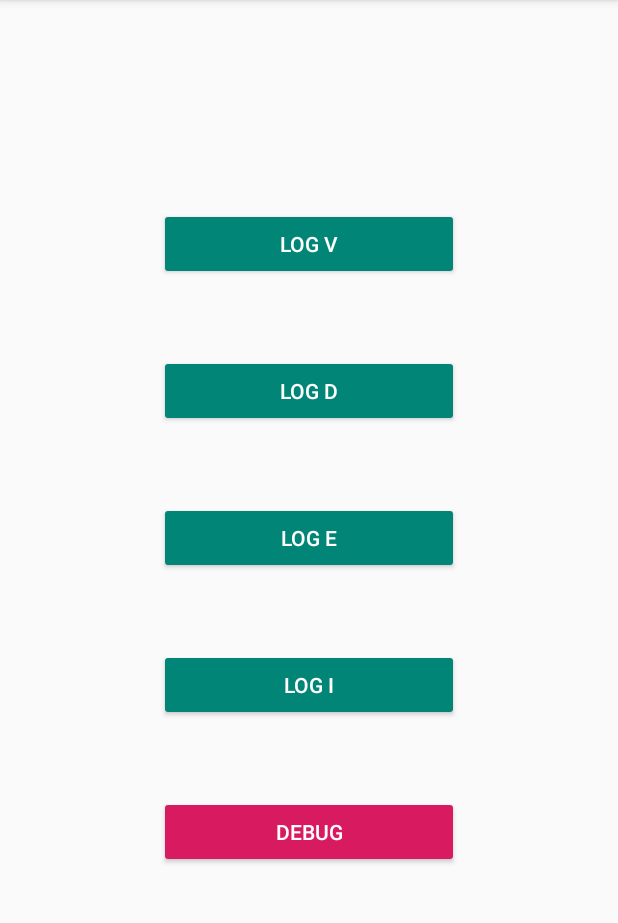
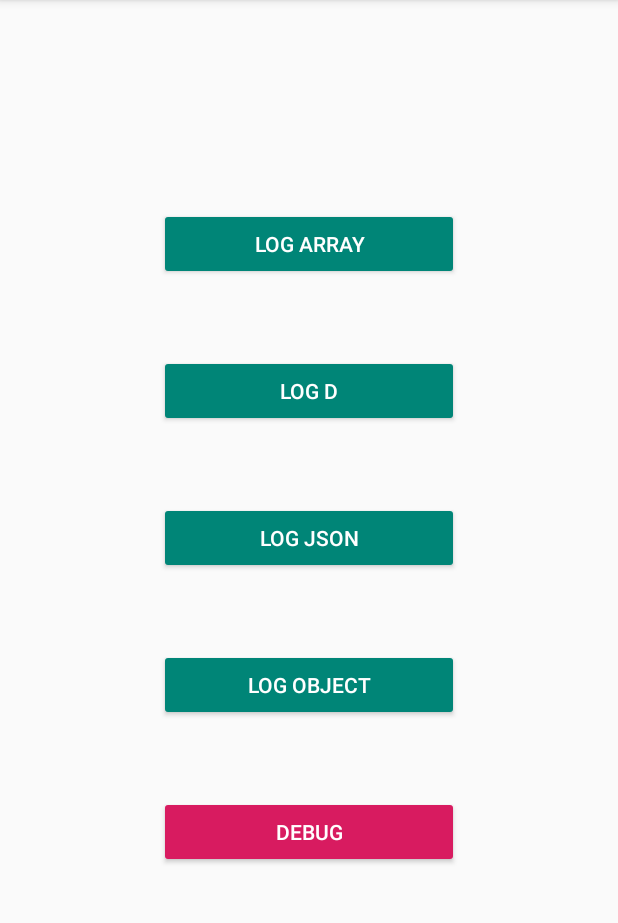
Before and after one commit to chubecode/LogXModule, an Android app: the screen it shows after launch (MainActivity), on a phone screen of 412 x 824 dp, the part 84-1007 px from its top. Run offline under Robolectric (Android 15) with nearby library versions, the phone set to English and light mode, and no system bars; 2 statements that could not run were skipped.

Commit message:
[ADD] more features:   - log Json   - log Array   - log Object

```diff
--- a/app/src/main/java/com/chubecode/testloggingmodule/MainActivity.kt
+++ b/app/src/main/java/com/chubecode/testloggingmodule/MainActivity.kt
@@ -1,10 +1,9 @@
 package com.chubecode.testloggingmodule
 
+import android.os.Bundle
 import androidx.appcompat.app.AppCompatActivity
-import android.os.Bundle
 import com.chubecode.instalogger.InstaLogger
 import com.chubecode.logx.LogX
-import com.chubecode.logx.Logger
 import com.chubecode.toastlogger.ToastLogger
 import kotlinx.android.synthetic.main.activity_main.*
 
@@ -14,29 +13,48 @@ class MainActivity : AppCompatActivity() {
         super.onCreate(savedInstanceState)
         setContentView(R.layout.activity_main)
 
+        //setup logger client
         val toastLogger = ToastLogger("apiKey")
         val instaLogger = InstaLogger("apiKey")
+
+        //set logger client
         LogX.init(
             toastLogger,
-            instaLogger,
-            enable = true
+            instaLogger
         )
+
 
         log_d.setOnClickListener {
             LogX.d("Main", "Tien", "Click", "->LOG D")
         }
-        log_e.setOnClickListener {
-            LogX.e("Main", "Tien", "Click", "->LOG E")
+        log_json.setOnClickListener {
+
+            val json = "{'a':'b','c':{'aa':234,'dd':{'az':12}}}"
+            LogX.e("Main", "Json", json)
+
         }
-        log_v.setOnClickListener {
-            LogX.v("Main", "Tien", "Click", "->LOG V")
+        log_arr.setOnClickListener {
+
+            val pets = arrayOf(
+                Pet("Husky", 5),
+                Pet("Golden", 6),
+                Pet("Puppy", 7),
+                Pet("Pug", 8)
+            )
+            LogX.v("Main", "Array", pets)
+
         }
-        log_i.setOnClickListener {
-            LogX.i("Main", "Tien", "Click", "->LOG I")
+        log_obj.setOnClickListener {
+
+            val pet = Pet("Husky", 5)
+            LogX.i("Main", "Object", pet)
+
         }
         log_debug.setOnClickListener {
+
             //make a ThrowableException
             LogX.sendDebugLog(Throwable(KotlinNullPointerException()))
+
         }
 
 
--- /dev/null
+++ b/app/src/main/java/com/chubecode/testloggingmodule/Pet.kt
@@ -0,0 +1,6 @@
+package com.chubecode.testloggingmodule
+
+/**
+ * Created by ChuTien on ${1/25/2017}.
+ */
+data class Pet(val name: String, val age: Int)
--- a/app/src/main/res/layout/activity_main.xml
+++ b/app/src/main/res/layout/activity_main.xml
@@ -8,12 +8,12 @@
         android:layout_height="match_parent"
         tools:context=".MainActivity">
     <androidx.appcompat.widget.AppCompatButton
-            android:id="@+id/log_v"
+            android:id="@+id/log_arr"
             android:layout_width="200dp"
             android:layout_height="wrap_content"
             android:gravity="center"
             android:layout_gravity="center"
-            android:text="Log V"
+            android:text="Log Array"
             android:theme="@style/Button.Primary"
             android:layout_marginBottom="50dp"
     />
@@ -29,21 +29,21 @@
     />
     <androidx.appcompat.widget.AppCompatButton
             android:layout_width="200dp"
-            android:id="@+id/log_e"
+            android:id="@+id/log_json"
             android:layout_height="wrap_content"
             android:gravity="center"
             android:layout_gravity="center"
-            android:text="Log E"
+            android:text="Log Json"
             android:theme="@style/Button.Primary"
             android:layout_marginBottom="50dp"
     />
     <androidx.appcompat.widget.AppCompatButton
             android:layout_width="200dp"
-            android:id="@+id/log_i"
+            android:id="@+id/log_obj"
             android:layout_height="wrap_content"
             android:gravity="center"
             android:layout_gravity="center"
-            android:text="Log I"
+            android:text="Log Object"
             android:theme="@style/Button.Primary"
             android:layout_marginBottom="50dp"
     />
--- a/instalogger/src/main/java/com/chubecode/instalogger/InstaLogger.kt
+++ b/instalogger/src/main/java/com/chubecode/instalogger/InstaLogger.kt
@@ -10,10 +10,9 @@ import java.lang.StringBuilder
 /**
  * Created by ChuTien on ${1/25/2017}.
  */
-class InstaLogger : Logger {
-    constructor(appKey: String) {
-        //do something init InstaBug
-
+class InstaLogger(appKey: String) : Logger {
+    init {
+        //init config
     }
 
     override fun sendDebugTrackingLog(e: Throwable?) {
@@ -26,8 +25,8 @@ class InstaLogger : Logger {
         }
     }
 
-    override fun sendLog(logLevel: LogLevel, tag: String, msg: String, vararg args: Any?) {
-        Log.v("InstaLogger", "$tag $msg ${args.joinToString(":", ":")}")
+    override fun sendLog(logLevel: LogLevel, tag: String, msg: String) {
+        Log.v("InstaLogger", "$tag $msg")
 
     }
 
--- a/logxcore/build.gradle
+++ b/logxcore/build.gradle
@@ -29,7 +29,6 @@ dependencies {
     implementation fileTree(dir: 'libs', include: ['*.jar'])
 
 
-
     implementation 'androidx.appcompat:appcompat:1.0.2'
     testImplementation 'junit:junit:4.12'
     androidTestImplementation 'androidx.test:runner:1.2.0'
--- a/logxcore/src/main/java/com/chubecode/logx/Logger.kt
+++ b/logxcore/src/main/java/com/chubecode/logx/Logger.kt
@@ -4,6 +4,6 @@ package com.chubecode.logx
  * Created by ChuTien on ${1/25/2017}.
  */
 interface Logger {
-    fun sendLog(logLevel: LogLevel, tag: String, msg: String, args: Array<out Any?>)
+    fun sendLog(logLevel: LogLevel, tag: String, msg: String)
     fun sendDebugTrackingLog(e : Throwable?)
 }
```
Also changed, not shown: logxcore/src/main/java/com/chubecode/logx/LogX.kt (+46 -16 lines), toastlogger/src/main/java/com/chubecode/toastlogger/ToastLogger.kt (+13 -11 lines).
